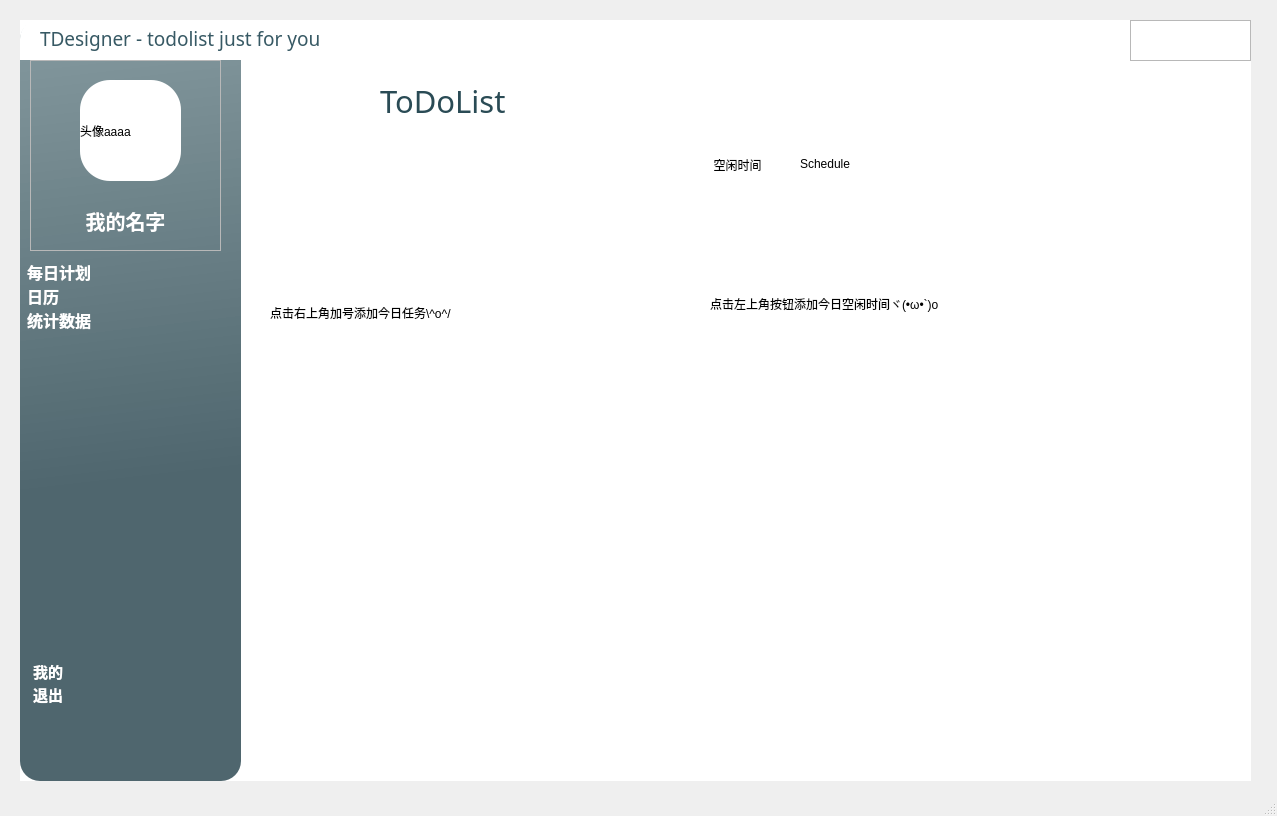
Above: frontend/main_interface.ui from AiDahanwen/BUAA_2024_Python_Project before the change. Below: the same form after it.
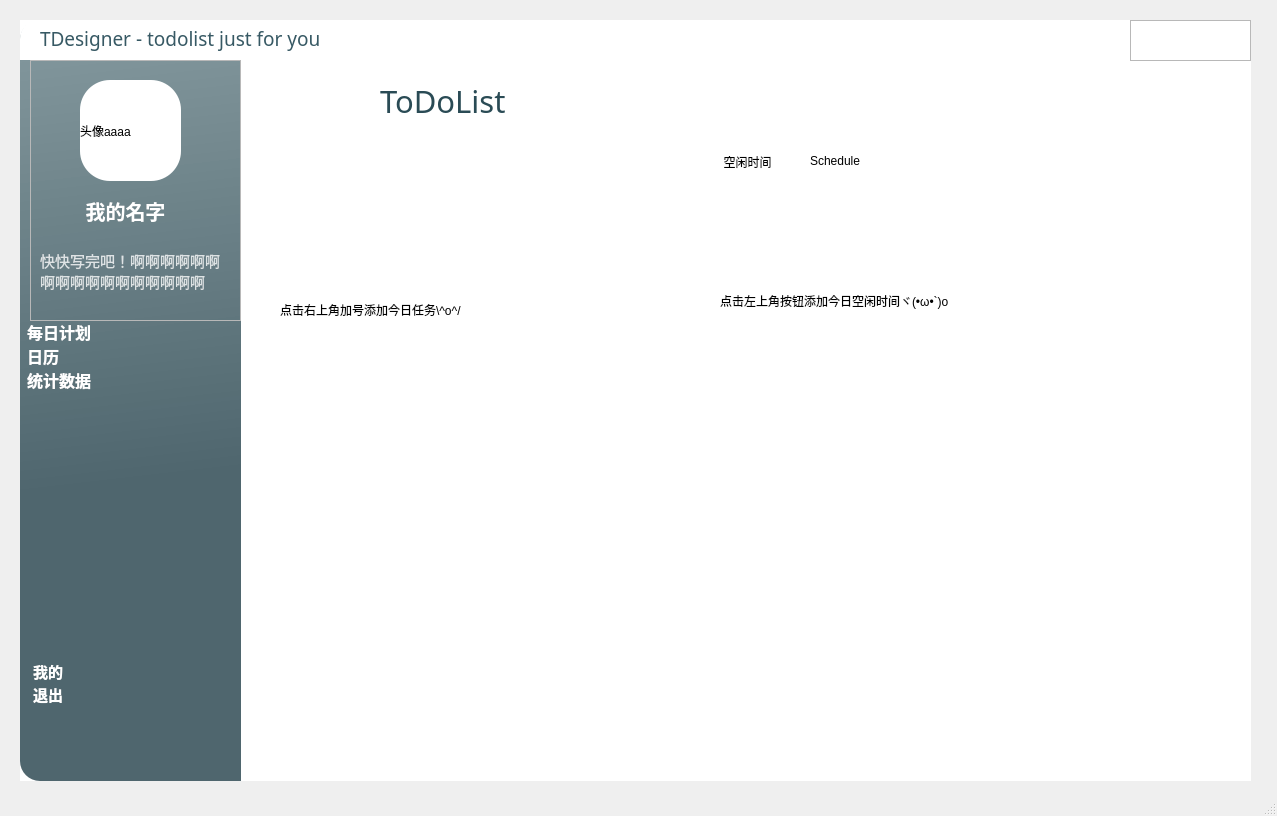
That is the form after the change. Icons and pictures are not drawn.

Commit message: frontend-add motto to mainInterface-cuzn

```diff
--- a/frontend/main_interface.ui
+++ b/frontend/main_interface.ui
@@ -194,7 +194,7 @@
         <rect>
          <x>10</x>
          <y>10</y>
-         <width>971</width>
+         <width>441</width>
          <height>691</height>
         </rect>
        </property>
@@ -350,8 +350,23 @@
               <property name="bottomMargin">
                <number>0</number>
               </property>
-              <item>
+             </layout>
+            </widget>
+           </item>
+          </layout>
+         </widget>
+        </item>
+       </layout>
+      </widget>
                <widget class="QStackedWidget" name="stackedWidget_2">
+       <property name="geometry">
+        <rect>
+         <x>20</x>
+         <y>70</y>
+         <width>951</width>
+         <height>626</height>
+        </rect>
+       </property>
                 <property name="currentIndex">
                  <number>0</number>
                 </property>
@@ -685,15 +700,6 @@
                  </layout>
                 </widget>
                </widget>
-              </item>
-             </layout>
-            </widget>
-           </item>
-          </layout>
-         </widget>
-        </item>
-       </layout>
-      </widget>
      </widget>
      <widget class="QWidget" name="page_2">
       <widget class="QFrame" name="frame">
@@ -1407,7 +1413,7 @@
      <property name="geometry">
       <rect>
        <x>0</x>
-       <y>240</y>
+       <y>300</y>
        <width>221</width>
        <height>181</height>
       </rect>
@@ -1447,6 +1453,9 @@
      <property name="spacing">
       <number>15</number>
      </property>
+     <property name="wordWrap">
+      <bool>true</bool>
+     </property>
      <item>
       <property name="text">
        <string> 每日计划</string>
@@ -1591,8 +1600,8 @@
       <rect>
        <x>10</x>
        <y>40</y>
-       <width>191</width>
-       <height>191</height>
+       <width>211</width>
+       <height>261</height>
       </rect>
      </property>
      <property name="minimumSize">
@@ -1652,7 +1661,7 @@
       <property name="geometry">
        <rect>
         <x>10</x>
-        <y>130</y>
+        <y>120</y>
         <width>171</width>
         <height>61</height>
        </rect>
@@ -1684,6 +1693,48 @@
        <set>Qt::AlignCenter</set>
       </property>
      </widget>
+     <widget class="QLabel" name="label_sentence">
+      <property name="geometry">
+       <rect>
+        <x>10</x>
+        <y>180</y>
+        <width>190</width>
+        <height>61</height>
+       </rect>
+      </property>
+      <property name="minimumSize">
+       <size>
+        <width>190</width>
+        <height>0</height>
+       </size>
+      </property>
+      <property name="maximumSize">
+       <size>
+        <width>190</width>
+        <height>16777215</height>
+       </size>
+      </property>
+      <property name="font">
+       <font>
+        <family>微软雅黑</family>
+        <pointsize>11</pointsize>
+        <weight>50</weight>
+        <italic>false</italic>
+        <bold>false</bold>
+       </font>
+      </property>
+      <property name="styleSheet">
+       <string notr="true">
+color: rgba(255, 255, 255, 200);
+font: 11pt &quot;微软雅黑&quot;;</string>
+      </property>
+      <property name="text">
+       <string>快快写完吧！啊啊啊啊啊啊啊啊啊啊啊啊啊啊啊啊啊</string>
+      </property>
+      <property name="wordWrap">
+       <bool>true</bool>
+      </property>
+     </widget>
     </widget>
     <widget class="QFrame" name="frame_10">
      <property name="geometry">
@@ -1782,7 +1833,8 @@
       </rect>
      </property>
      <property name="styleSheet">
-      <string notr="true">border-radius:20px;
+      <string notr="true">border-top-left-radius:20px;
+border-bottom-left-radius:20px;
 background-color: qlineargradient(spread:pad, x1:0.425421, y1:0.609, x2:0.405, y2:0, stop:0 rgba(30, 60, 70, 200), stop:1 rgba(45, 79, 89, 150));
 </string>
      </property>
```
Lines whose indentation alone changed are shown as unchanged. The commit also changes 4 other files.
